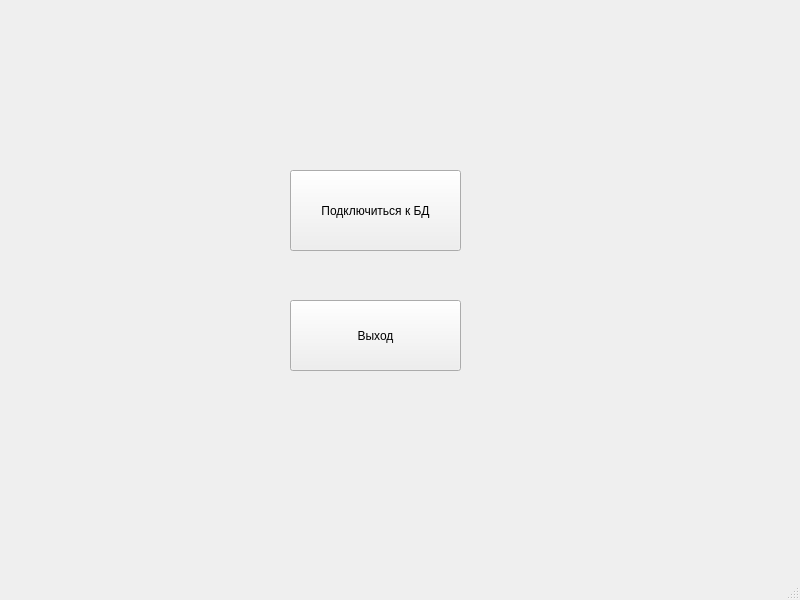
Qt form mainwindow.ui (azachinyaeva/QT_HW_3) before a commit.
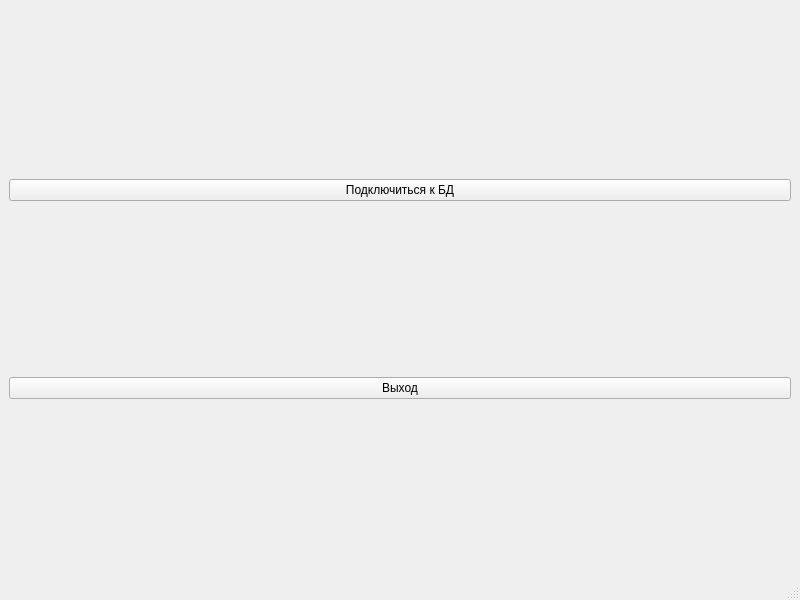
The same form after that commit.

Diff of the .ui file:
```diff
--- a/mainwindow.ui
+++ b/mainwindow.ui
@@ -14,32 +14,22 @@
    <string>MainWindow</string>
   </property>
   <widget class="QWidget" name="centralwidget">
-   <widget class="QPushButton" name="pb_exit">
-    <property name="geometry">
-     <rect>
-      <x>290</x>
-      <y>300</y>
-      <width>171</width>
-      <height>71</height>
-     </rect>
-    </property>
-    <property name="text">
-     <string>Выход</string>
-    </property>
-   </widget>
+   <layout class="QVBoxLayout" name="verticalLayout">
+    <item>
    <widget class="QPushButton" name="pb_connect">
-    <property name="geometry">
-     <rect>
-      <x>290</x>
-      <y>170</y>
-      <width>171</width>
-      <height>81</height>
-     </rect>
-    </property>
     <property name="text">
      <string>Подключиться к БД</string>
     </property>
    </widget>
+    </item>
+    <item>
+     <widget class="QPushButton" name="pb_exit">
+      <property name="text">
+       <string>Выход</string>
+      </property>
+     </widget>
+    </item>
+   </layout>
   </widget>
   <widget class="QMenuBar" name="menubar">
    <property name="geometry">
```
Lines whose indentation alone changed are shown as unchanged.
